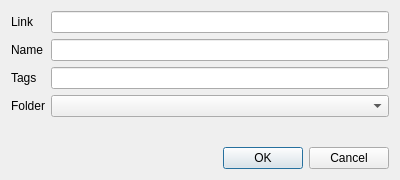
Above: addnewlink.ui from VardanK/BookmarkSync before the change. Below: the same form after it.
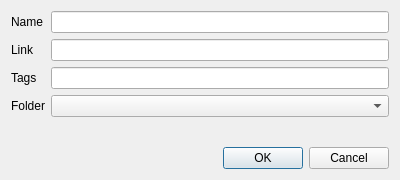
That is the form after the change.

The edit to the form file:
```diff
--- a/addnewlink.ui
+++ b/addnewlink.ui
@@ -25,16 +25,6 @@
      <property name="fieldGrowthPolicy">
       <enum>QFormLayout::AllNonFixedFieldsGrow</enum>
      </property>
-     <item row="0" column="0">
-      <widget class="QLabel" name="label">
-       <property name="text">
-        <string>Link</string>
-       </property>
-      </widget>
-     </item>
-     <item row="0" column="1">
-      <widget class="QLineEdit" name="leLink"/>
-     </item>
      <item row="1" column="0">
       <widget class="QLabel" name="label_2">
        <property name="text">
@@ -45,26 +35,36 @@
      <item row="1" column="1">
       <widget class="QLineEdit" name="leName"/>
      </item>
-     <item row="2" column="0">
+     <item row="3" column="0">
       <widget class="QLabel" name="label_3">
        <property name="text">
         <string>Tags</string>
        </property>
       </widget>
      </item>
-     <item row="2" column="1">
+     <item row="3" column="1">
       <widget class="QLineEdit" name="leTags"/>
      </item>
-     <item row="3" column="0">
+     <item row="4" column="0">
       <widget class="QLabel" name="label_4">
        <property name="text">
         <string>Folder</string>
        </property>
       </widget>
      </item>
-     <item row="3" column="1">
+     <item row="4" column="1">
       <widget class="QComboBox" name="cbFolders"/>
      </item>
+     <item row="2" column="0">
+      <widget class="QLabel" name="label">
+       <property name="text">
+        <string>Link</string>
+       </property>
+      </widget>
+     </item>
+     <item row="2" column="1">
+      <widget class="QLineEdit" name="leLink"/>
+     </item>
     </layout>
    </item>
    <item>
```
